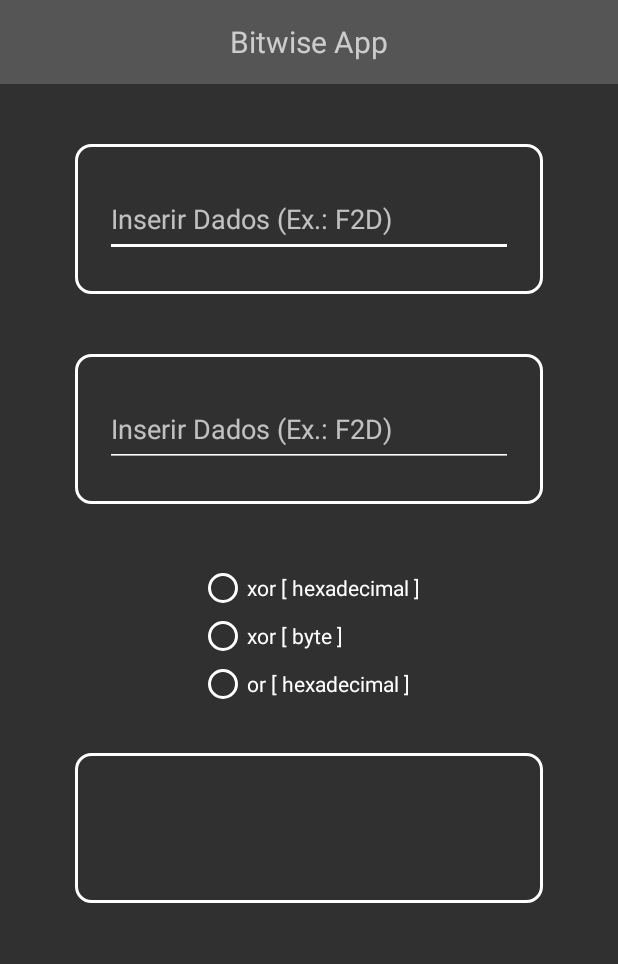
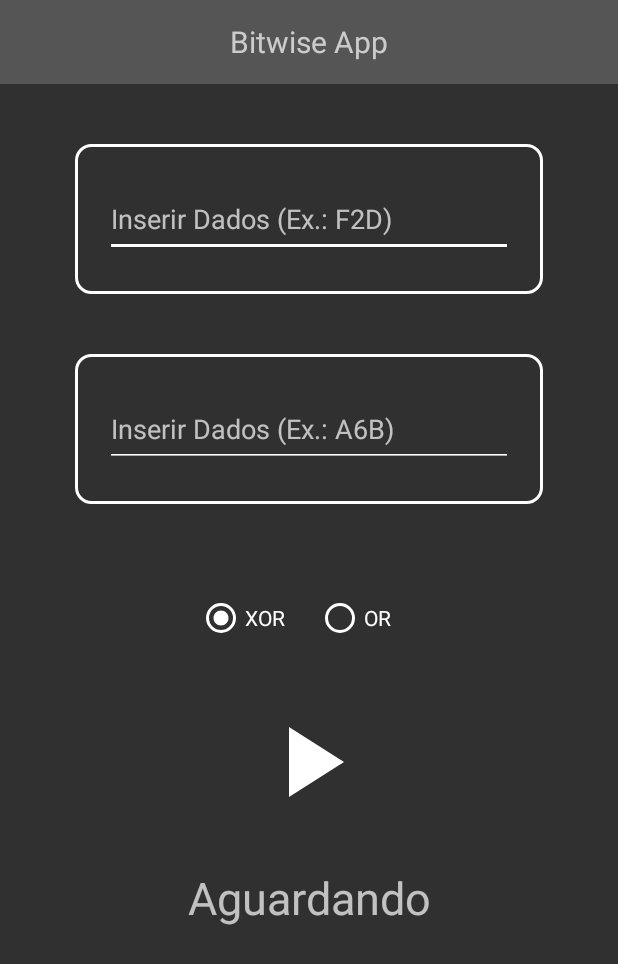
Before and after one commit to blackstr3eet/positivo, an Android app: the layout activity_main.xml on its own in the app's theme, with its tools: preview values and no code run, on a phone screen of 412 x 824 dp. Shown: the top 964 px of the screen. Run offline under Robolectric (Android 15) with nearby library versions, the phone set to English and light mode, and no system bars.

Commit message:
finish custom layout

```diff
--- /dev/null
+++ b/app/src/main/res/drawable/button_border.xml
@@ -0,0 +1,12 @@
+<?xml version="1.0" encoding="utf-8"?>
+<layer-list xmlns:android="http://schemas.android.com/apk/res/android">
+    <item>
+        <shape>
+            <solid android:color="@android:color/transparent" />
+            <stroke
+                android:width="1dp"
+                android:color="#FFFFFF" />
+            <corners android:radius="10dp" />
+        </shape>
+    </item>
+</layer-list>
--- /dev/null
+++ b/app/src/main/res/drawable/ic_execute.xml
@@ -0,0 +1,5 @@
+<vector android:height="24dp" android:tint="#FFFFFF"
+    android:viewportHeight="24" android:viewportWidth="24"
+    android:width="24dp" xmlns:android="http://schemas.android.com/apk/res/android">
+    <path android:fillColor="@android:color/white" android:pathData="M8,5v14l11,-7z"/>
+</vector>
--- a/app/src/main/res/layout/activity_main.xml
+++ b/app/src/main/res/layout/activity_main.xml
@@ -44,7 +44,8 @@
             android:layout_height="50dp"
             android:layout_marginStart="20dp"
             android:layout_marginEnd="20dp"
-            android:hint="@string/input"
+            android:hint="@string/input_example_one"
+            android:inputType="text"
             app:layout_constraintBottom_toBottomOf="parent"
             app:layout_constraintEnd_toEndOf="parent"
             app:layout_constraintStart_toStartOf="parent"
@@ -70,7 +71,8 @@
             android:layout_height="50dp"
             android:layout_marginStart="20dp"
             android:layout_marginEnd="20dp"
-            android:hint="@string/input"
+            android:hint="@string/input_example_two"
+            android:inputType="text"
             app:layout_constraintBottom_toBottomOf="parent"
             app:layout_constraintEnd_toEndOf="parent"
             app:layout_constraintStart_toStartOf="parent"
@@ -80,10 +82,10 @@
 
     <RadioGroup
         android:id="@+id/radio_group"
-        android:layout_width="wrap_content"
+        android:layout_width="150dp"
         android:layout_height="wrap_content"
-        android:layout_marginTop="40dp"
-        android:orientation="vertical"
+        android:layout_marginTop="60dp"
+        android:orientation="horizontal"
         app:layout_constraintEnd_toEndOf="parent"
         app:layout_constraintStart_toStartOf="parent"
         app:layout_constraintTop_toBottomOf="@+id/layout_border_second">
@@ -92,32 +94,40 @@
             android:id="@+id/xor_hex"
             android:layout_width="wrap_content"
             android:layout_height="wrap_content"
-            android:text="xor [ hexadecimal ]" />
-
-        <RadioButton
-            android:id="@+id/xor_byte"
-            android:layout_width="wrap_content"
-            android:layout_height="wrap_content"
-            android:text="xor [ byte ]" />
+            android:layout_weight="1"
+            android:checked="true"
+            android:text="XOR" />
 
         <RadioButton
             android:id="@+id/or_hex"
             android:layout_width="wrap_content"
             android:layout_height="wrap_content"
-            android:text="or [ hexadecimal ]" />
+            android:layout_weight="1"
+            android:text="OR" />
+    </RadioGroup>
 
-    </RadioGroup>
+    <ImageView
+        android:id="@+id/execute"
+        android:layout_width="80dp"
+        android:layout_height="80dp"
+        android:layout_marginTop="40dp"
+        android:background="@drawable/ic_execute"
+        app:layout_constraintEnd_toEndOf="parent"
+        app:layout_constraintStart_toStartOf="parent"
+        app:layout_constraintTop_toBottomOf="@+id/radio_group" />
 
     <TextView
         android:id="@+id/textview_result"
         android:layout_width="match_parent"
-        android:layout_height="100dp"
+        android:layout_height="wrap_content"
         android:layout_marginStart="50dp"
         android:layout_marginTop="30dp"
         android:layout_marginEnd="50dp"
-        android:background="@drawable/border"
+        android:gravity="center_vertical|center"
+        android:hint="@string/wait"
+        android:textSize="30sp"
         app:layout_constraintEnd_toEndOf="parent"
         app:layout_constraintStart_toStartOf="parent"
-        app:layout_constraintTop_toBottomOf="@+id/radio_group" />
+        app:layout_constraintTop_toBottomOf="@+id/execute" />
 
 </androidx.constraintlayout.widget.ConstraintLayout>
--- a/app/src/main/res/values/strings.xml
+++ b/app/src/main/res/values/strings.xml
@@ -1,4 +1,6 @@
 <resources>
     <string name="name">Bitwise App</string>
-    <string name="input">Inserir Dados (Ex.: "F2D")</string>
+    <string name="input_example_one">Inserir Dados (Ex.: F2D)</string>
+    <string name="input_example_two">Inserir Dados (Ex.: A6B)</string>
+    <string name="wait">Aguardando</string>
 </resources>
```
